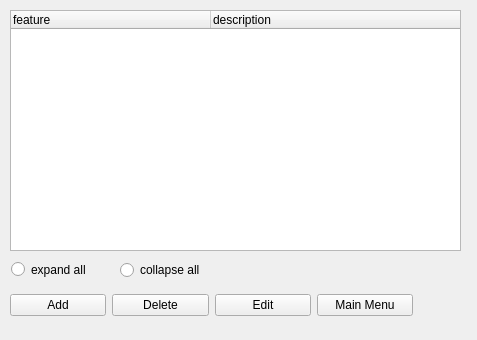
Old version of the form qt/apps/configurator/forms/features.ui in the repository Wolframe/qtClient.
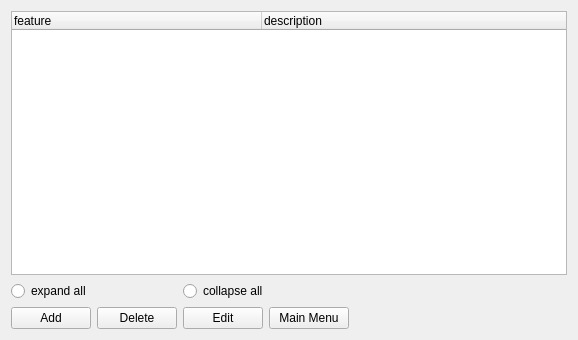
New version of the form.

```diff
--- a/qt/apps/configurator/forms/features.ui
+++ b/qt/apps/configurator/forms/features.ui
@@ -6,22 +6,16 @@
    <rect>
     <x>0</x>
     <y>0</y>
-    <width>477</width>
+    <width>578</width>
     <height>340</height>
    </rect>
   </property>
   <property name="windowTitle">
    <string>Form</string>
   </property>
+  <layout class="QGridLayout" name="gridLayout">
+   <item row="0" column="0" colspan="2">
   <widget class="QTreeWidget" name="feature">
-   <property name="geometry">
-    <rect>
-     <x>10</x>
-     <y>10</y>
-     <width>451</width>
-     <height>241</height>
-    </rect>
-   </property>
    <property name="itemsExpandable">
     <bool>true</bool>
    </property>
@@ -35,7 +29,7 @@
     <string notr="true">{global.featureState}</string>
    </property>
    <attribute name="headerDefaultSectionSize">
-    <number>200</number>
+      <number>250</number>
    </attribute>
    <column>
     <property name="text">
@@ -48,15 +42,8 @@
     </property>
    </column>
   </widget>
-  <widget class="QWidget" name="horizontalLayoutWidget">
-   <property name="geometry">
-    <rect>
-     <x>10</x>
-     <y>290</y>
-     <width>403</width>
-     <height>31</height>
-    </rect>
-   </property>
+   </item>
+   <item row="3" column="0">
    <layout class="QHBoxLayout" name="horizontalLayout">
     <item>
      <widget class="QPushButton" name="add">
@@ -129,33 +116,39 @@
      </widget>
     </item>
    </layout>
-  </widget>
-  <widget class="QRadioButton" name="radioButton_2">
-   <property name="geometry">
-    <rect>
-     <x>120</x>
-     <y>260</y>
-     <width>101</width>
-     <height>20</height>
-    </rect>
-   </property>
-   <property name="text">
-    <string>collapse all</string>
-   </property>
-  </widget>
+   </item>
+   <item row="1" column="0">
+    <layout class="QHBoxLayout" name="horizontalLayout_2">
+     <item>
   <widget class="QRadioButton" name="radioButton">
-   <property name="geometry">
-    <rect>
-     <x>11</x>
-     <y>260</y>
-     <width>100</width>
-     <height>19</height>
-    </rect>
-   </property>
    <property name="text">
     <string>expand all</string>
    </property>
   </widget>
+     </item>
+     <item>
+      <widget class="QRadioButton" name="radioButton_2">
+       <property name="text">
+        <string>collapse all</string>
+       </property>
+      </widget>
+     </item>
+    </layout>
+   </item>
+   <item row="1" column="1">
+    <spacer name="horizontalSpacer">
+     <property name="orientation">
+      <enum>Qt::Horizontal</enum>
+     </property>
+     <property name="sizeHint" stdset="0">
+      <size>
+       <width>40</width>
+       <height>20</height>
+      </size>
+     </property>
+    </spacer>
+   </item>
+  </layout>
  </widget>
  <tabstops>
   <tabstop>feature</tabstop>
```
Left out of the diff: 2 changed lines with no effect on the pictures. Lines whose indentation alone changed are shown as unchanged.
